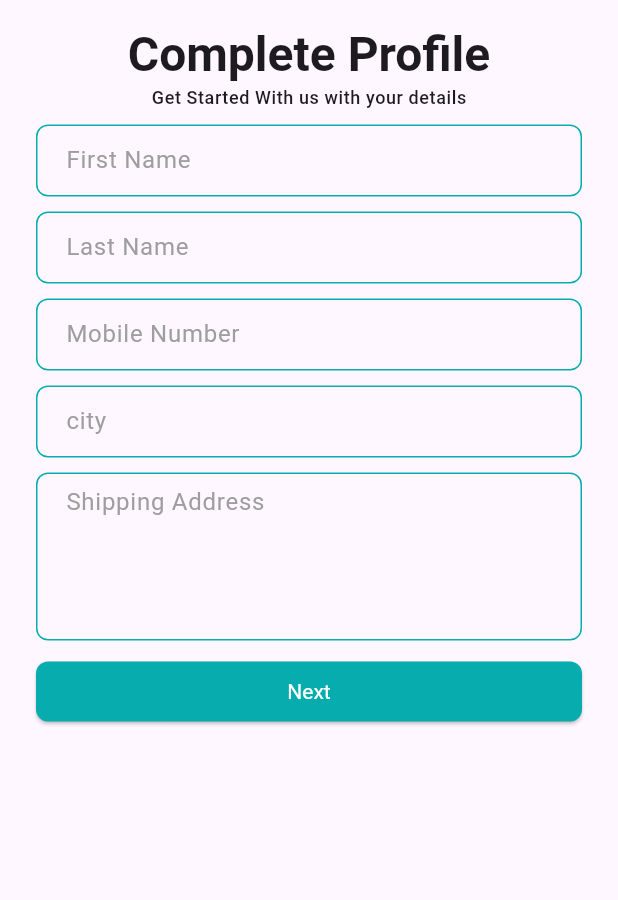
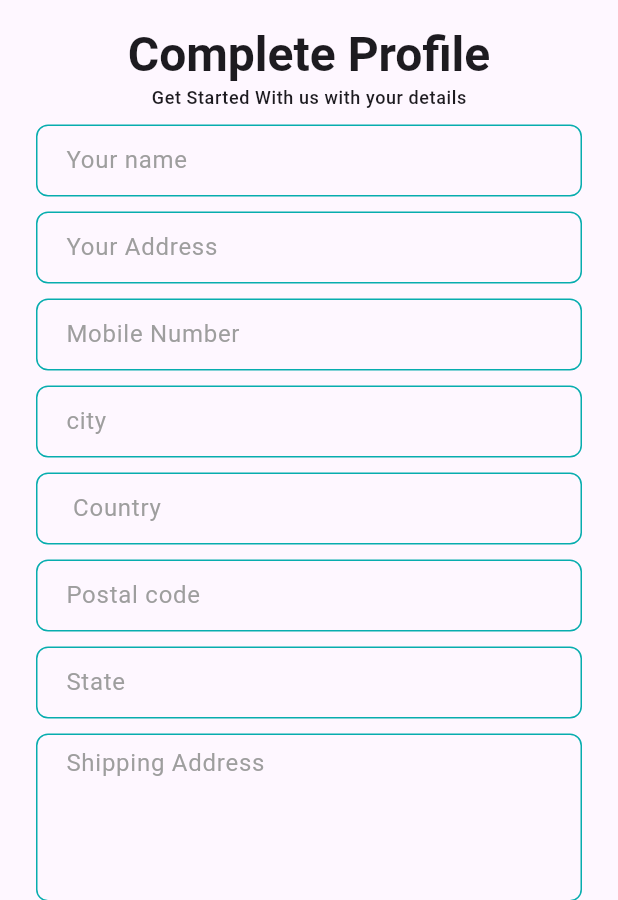
Before and after one commit to Labibzaman/E-commerceApp, a Flutter app: the Complete_profileScreen screen opened directly, on a phone screen of 412 x 824 dp, the part 336-1236 px from its top. Run offline on Flutter 3.47's test engine with Material 3 defaults, Android fonts, the phone set to English and light mode, and no system bars; our stand-ins replace carousel_slider, get, pin_code_fields, shared_preferences, webview_flutter; missing offline and left inert: dart:ffi, item_count_number_button; accounts and stored records are empty; network calls fail.

Commit message:
this is fine

```diff
--- a/lib/data/models/create_profile_params.dart
+++ b/lib/data/models/create_profile_params.dart
@@ -1,25 +1,42 @@
 class CreateProfile_params {
   final String firstName;
-  final String lastName;
+  final String CustomerAddress;
   final String mobile;
   final String city;
   final String Shipping;
+  final String state;
+  final String postal;
+  final String country;
 
 
-  CreateProfile_params({required this.firstName,
-    required this.lastName,
+  CreateProfile_params( {
+    required this.firstName,
+    required this.CustomerAddress,
     required this.mobile,
     required this.city,
     required this.Shipping,
+    required this.state,
+    required this.postal,
+    required this.country,
     });
 
 
 Map<String,dynamic> toJson ()=>
     {
-      "firstName": firstName,
-      "lastName": lastName,
-      "mobile": mobile,
-      "city": city,
-      "shippingAddress": Shipping
+      "cus_name": firstName,
+      "cus_add": CustomerAddress,
+      "cus_city": city,
+      "cus_state": state,
+      "cus_postcode": postal,
+      "cus_country": country,
+      "cus_phone": mobile,
+      "cus_fax": "01785388919",
+      "ship_name": firstName,
+      "ship_add": CustomerAddress,
+      "ship_city": city,
+      "ship_state": state,
+      "ship_postcode": postal,
+      "ship_country": country,
+      "ship_phone": mobile
     };
 }
--- a/lib/data/utility/URls.dart
+++ b/lib/data/utility/URls.dart
@@ -1,3 +1,5 @@
+import 'package:crafty_bay/presentation/state_holders/auth_controller.dart';
+
 class Urls{
 
   static const String baseUrl = 'http://ecom-api.teamrabbil.com/api';
--- a/lib/presentation/ui/screens/auth/complete_profile_screen.dart
+++ b/lib/presentation/ui/screens/auth/complete_profile_screen.dart
@@ -17,10 +17,13 @@ class Complete_profileScreen extends StatefulWidget {
 
 class _Complete_profileScreenState extends State<Complete_profileScreen> {
   final TextEditingController firsNAmeController = TextEditingController();
-  final TextEditingController lastNAmeController = TextEditingController();
+  final TextEditingController CustomerAddController = TextEditingController();
   final TextEditingController mobileNAmeController = TextEditingController();
   final TextEditingController cityController = TextEditingController();
   final TextEditingController shippingController = TextEditingController();
+  final TextEditingController postalCodeController = TextEditingController();
+  final TextEditingController Countrycodecontroller = TextEditingController();
+  final TextEditingController stateController = TextEditingController();
   GlobalKey<FormState> _formkey = GlobalKey<FormState>();
 
   @override
@@ -52,33 +55,33 @@ class _Complete_profileScreenState extends State<Complete_profileScreen> {
                   controller: firsNAmeController,
                   validator: (value) {
                     if (value?.isEmpty ?? true) {
-                      return 'Enter Your first name';
+                      return 'Enter your name';
                     } else {
                       return null;
                     }
                   },
                   textInputAction: TextInputAction.next,
-                  decoration: const InputDecoration(hintText: 'First Name'),
+                  decoration: const InputDecoration(hintText: 'Your name'),
                 ),
                 const SizedBox(height: 10),
                 TextFormField(
-                  controller: lastNAmeController,
+                  controller: CustomerAddController,
                   validator: (value) {
                     if (value?.isEmpty ?? true) {
-                      return 'Enter Your first name';
+                      return 'Enter Customer Address';
                     } else {
                       return null;
                     }
                   },
                   textInputAction: TextInputAction.next,
-                  decoration: const InputDecoration(hintText: 'Last Name'),
+                  decoration: const InputDecoration(hintText: 'Your Address'),
                 ),
                 const SizedBox(height: 10),
                 TextFormField(
                   controller: mobileNAmeController,
                   validator: (value) {
                     if (value?.isEmpty ?? true) {
-                      return 'Enter Your first name';
+                      return 'Enter Your Mobile';
                     } else {
                       return null;
                     }
@@ -92,7 +95,7 @@ class _Complete_profileScreenState extends State<Complete_profileScreen> {
                   controller: cityController,
                   validator: (value) {
                     if (value?.isEmpty ?? true) {
-                      return 'Enter Your first name';
+                      return 'Customer ';
                     } else {
                       return null;
                     }
@@ -102,10 +105,49 @@ class _Complete_profileScreenState extends State<Complete_profileScreen> {
                 ),
                 const SizedBox(height: 10),
                 TextFormField(
+                  controller: Countrycodecontroller,
+                  validator: (value) {
+                    if (value?.isEmpty ?? true) {
+                      return 'Enter Postal code ';
+                    } else {
+                      return null;
+                    }
+                  },
+                  textInputAction: TextInputAction.next,
+                  decoration: const InputDecoration(hintText: ' Country'),
+                ),
+                const SizedBox(height: 10),
+                TextFormField(
+                  controller: postalCodeController,
+                  validator: (value) {
+                    if (value?.isEmpty ?? true) {
+                      return 'Enter Postal code ';
+                    } else {
+                      return null;
+                    }
+                  },
+                  textInputAction: TextInputAction.next,
+                  decoration: const InputDecoration(hintText: 'Postal code'),
+                ),
+                const SizedBox(height: 10),
+                TextFormField(
+                  controller: stateController,
+                  validator: (value) {
+                    if (value?.isEmpty ?? true) {
+                      return 'Enter State';
+                    } else {
+                      return null;
+                    }
+                  },
+                  textInputAction: TextInputAction.next,
+                  decoration: const InputDecoration(hintText: 'State'),
+                ),
+                const SizedBox(height: 10),
+                TextFormField(
                   controller: shippingController,
                   validator: (value) {
                     if (value?.isEmpty ?? true) {
-                      return 'Enter Your first name';
+                      return 'Enter Shipping Address';
                     } else {
                       return null;
                     }
@@ -130,10 +172,14 @@ class _Complete_profileScreenState extends State<Complete_profileScreen> {
                           if (_formkey.currentState!.validate()) {
                             final createdParams = CreateProfile_params(
                               firstName: firsNAmeController.text.trim(),
-                              lastName: lastNAmeController.text.trim(),
+                              CustomerAddress:
+                                  CustomerAddController.text.trim(),
                               mobile: mobileNAmeController.text.trim(),
                               city: cityController.text.trim(),
                               Shipping: shippingController.text.trim(),
+                              state: stateController.text.trim(),
+                              postal: postalCodeController.text.trim(),
+                              country: Countrycodecontroller.text.trim(),
                             );
                             final bool result =
                                 await controller.CreateProfileDATA(
@@ -169,10 +215,11 @@ class _Complete_profileScreenState extends State<Complete_profileScreen> {
   @override
   void dispose() {
     firsNAmeController.dispose();
-    lastNAmeController.dispose();
+    CustomerAddController.dispose();
     cityController.dispose();
     mobileNAmeController.dispose();
     shippingController.dispose();
+    Countrycodecontroller.dispose();
     super.dispose();
   }
 }
```
Also changed, not shown: lib/data/models/reviewList_model.dart (added, +92 -0 lines), lib/presentation/ui/screens/REview screen.dart (added, +88 -0 lines), lib/presentation/ui/screens/productDetails_Screen.dart (+16 -3 lines).
